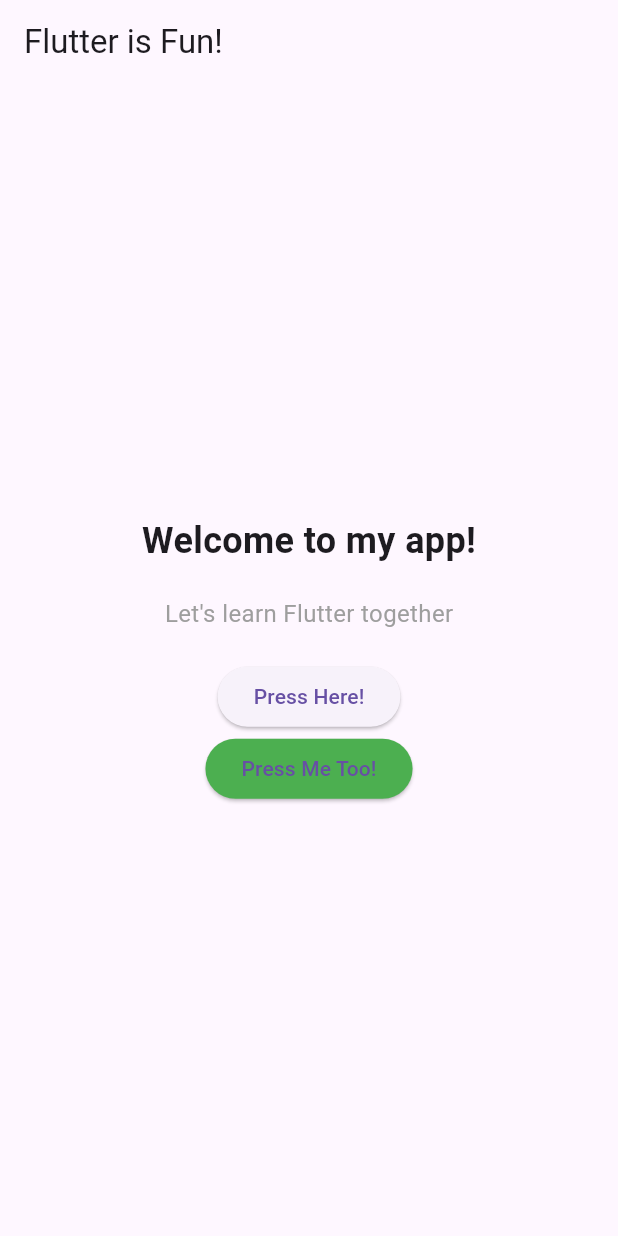
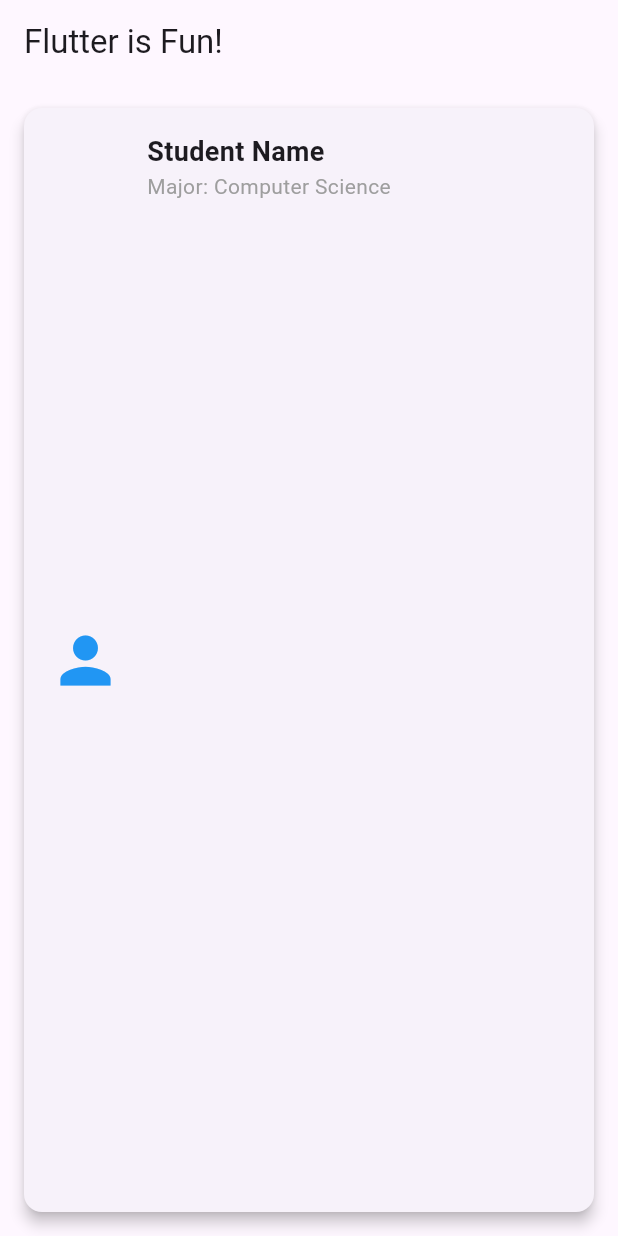
Before and after one commit to Tmaku18/cw01, a Flutter app: the screen it shows after launch, on a phone screen of 412 x 824 dp. Run offline on Flutter 3.47's test engine with Material 3 defaults, Android fonts, the phone set to English and light mode, and no system bars.

Commit message:
Add profile  card

```diff
--- a/team_app/lib/main.dart
+++ b/team_app/lib/main.dart
@@ -30,6 +30,37 @@
         title: Text('Flutter is Fun!'),
       ),
       body: Center(
+        child: Card(
+          elevation: 4,
+          margin: EdgeInsets.all(16),
+          child: Padding(
+            padding: EdgeInsets.all(16),
+            child: Row(
+              children: [
+                Icon(Icons.person, size: 50, color: Colors.blue),
+                SizedBox(width: 16),
+                Column(
+                  crossAxisAlignment: CrossAxisAlignment.start,
+                  children: [
+                    Text(
+                      'Student Name',
+                      style: TextStyle(
+                        fontSize: 18,
+                        fontWeight: FontWeight.bold,
+                      ),
+                    ),
+                    Text(
+                      'Major: Computer Science',
+                      style: TextStyle(color: Colors.grey),
+                    ),
+                  ],
+                ),
+              ],
+            ),
+          ),
+        ),
+      ),
+      body: Bottom(
         child: Column(
           mainAxisAlignment: MainAxisAlignment.center,
           children: [
```
